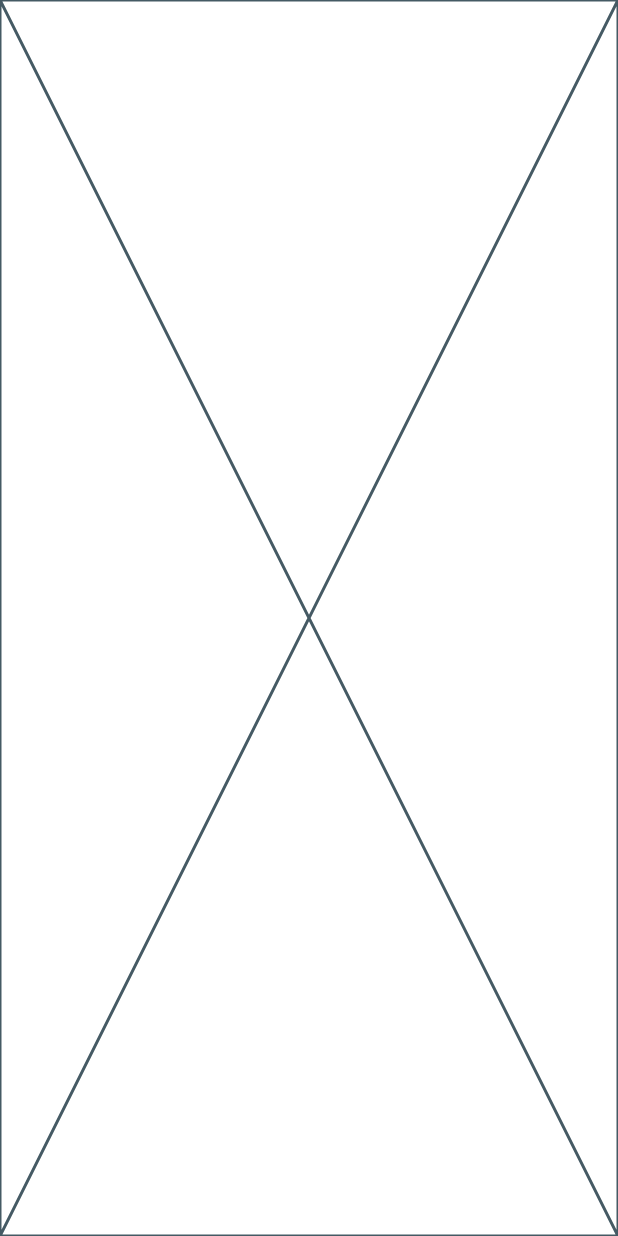
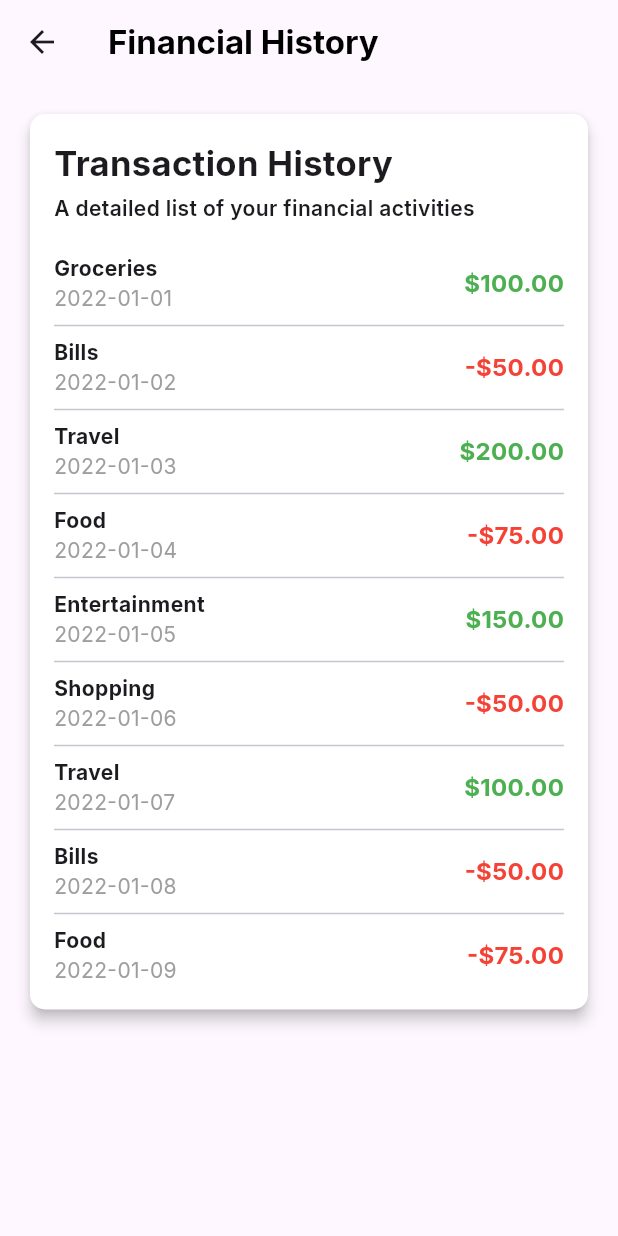
Before and after one commit to Ralph-Dulla-23/Budget-Tracker, a Flutter app: the screen it shows after launch, after a tap on "View All", on a phone screen of 412 x 824 dp. Run offline on Flutter 3.47's test engine with Material 3 defaults, Android fonts, the phone set to English and light mode, and no system bars; our stand-ins replace google_fonts.

Commit message:
Minor revisions in transaction history

```diff
--- a/budget_tracker/lib/screens/transactionhistory.dart
+++ b/budget_tracker/lib/screens/transactionhistory.dart
@@ -1,10 +1,122 @@
 import 'package:flutter/material.dart';
+import 'package:google_fonts/google_fonts.dart';
 
 class TransactionHistory extends StatelessWidget {
   const TransactionHistory({super.key});
 
   @override
   Widget build(BuildContext context) {
-    return const Placeholder();
+    return Scaffold(
+      appBar: AppBar(
+        title: Text(
+          'Financial History',
+          style: GoogleFonts.inter(
+            fontWeight: FontWeight.bold,
+            color: Colors.black,
+          ),
+        ),
+      ),
+      body: Padding(
+          padding: const EdgeInsets.all(16.0),
+          child:
+              Column(crossAxisAlignment: CrossAxisAlignment.start, children: [
+            SizedBox(
+                width: double.infinity,
+                child: Card(
+                    color: const Color.fromARGB(255, 255, 255, 255),
+                    shape: RoundedRectangleBorder(
+                      borderRadius: BorderRadius.circular(10.0),
+                    ),
+                    elevation: 4,
+                    child: Padding(
+                        padding: const EdgeInsets.all(16.0),
+                        child: Column(
+                            crossAxisAlignment: CrossAxisAlignment.start,
+                            children: [
+                              Text(
+                                'Transaction History',
+                                style: GoogleFonts.inter(
+                                  fontWeight: FontWeight.bold,
+                                  fontSize: 23,
+                                ),
+                              ),
+                              const SizedBox(
+                                height: 4,
+                              ),
+                              Text(
+                                'A detailed list of your financial activities',
+                                style: GoogleFonts.inter(
+                                    fontWeight: FontWeight.w600),
+                              ),
+                              const SizedBox(
+                                height: 20,
+                              ),
+                              Expanded(child: _buildTransactionList()),
+                            ]))))
+          ])),
+    );
   }
 }
+
+Widget _buildTransactionList() {
+  final transactions = [
+    {"category": "Groceries", "date": "2022-01-01", "amount": 100.0},
+    {"category": "Bills", "date": "2022-01-02", "amount": -50.0},
+    {"category": "Travel", "date": "2022-01-03", "amount": 200.0},
+    {"category": "Food", "date": "2022-01-04", "amount": -75.0},
+    {"category": "Entertainment", "date": "2022-01-05", "amount": 150.0},
+    {"category": "Shopping", "date": "2022-01-06", "amount": -50.0},
+    {"category": "Travel", "date": "2022-01-07", "amount": 100.0},
+    {"category": "Bills", "date": "2022-01-08", "amount": -50.0},
+    {"category": "Food", "date": "2022-01-09", "amount": -75.0},
+  ];
+
+  return ListView.separated(
+    shrinkWrap: true,
+    physics: NeverScrollableScrollPhysics(),
+    itemCount: transactions.length,
+    separatorBuilder: (context, index) => const Divider(),
+    itemBuilder: (context, index) {
+      final transaction = transactions[index];
+      return _buildTransactionItem(
+        transaction["category"] as String,
+        transaction["date"] as String,
+        transaction["amount"] as double,
+      );
+    },
+  );
+}
+
+Widget _buildTransactionItem(String category, String date, double amount) {
+  return Row(
+    mainAxisAlignment: MainAxisAlignment.spaceBetween,
+    children: [
+      Column(
+        crossAxisAlignment: CrossAxisAlignment.start,
+        children: [
+          Text(
+            category,
+            style: GoogleFonts.inter(
+              fontWeight: FontWeight.bold,
+            ),
+            ),
+            Text(
+              date,
+              style: GoogleFonts.inter(
+                fontSize: 14,
+                color: Colors.grey,
+              ),
+            ),
+          ],
+        ),
+        Text(
+          amount > 0 ? '\$${amount.toStringAsFixed(2)}' : '-\$${amount.abs().toStringAsFixed(2)}',
+          style: GoogleFonts.inter(
+            fontSize: 16,
+            fontWeight: FontWeight.bold,
+            color: amount > 0 ? Colors.green : Colors.red,
+          ),
+        ),
+      ],
+    );
+  }
```
